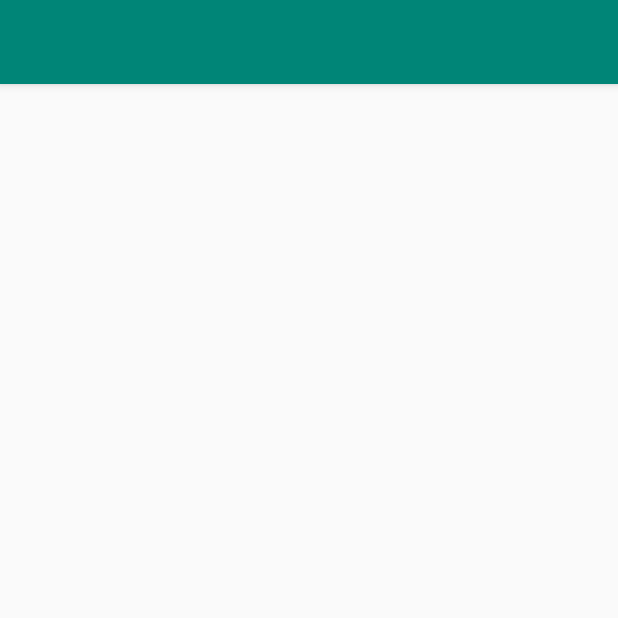
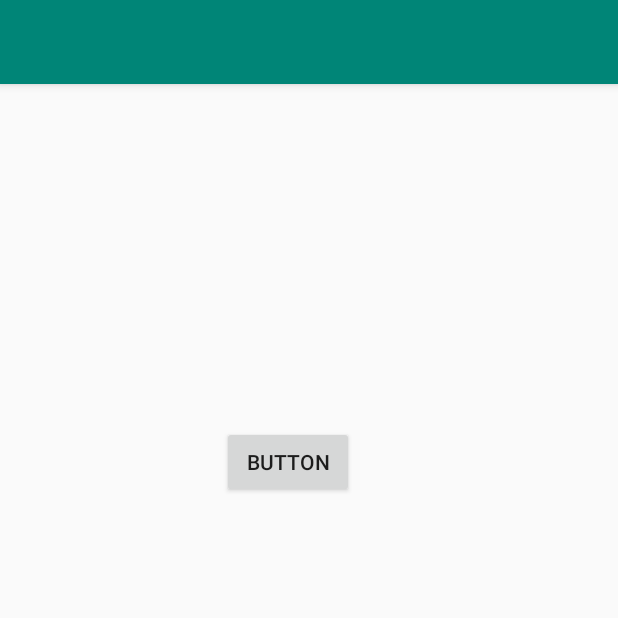
Before and after one commit to byGranizo/Reproductor-de-Musica, an Android app: the screen it shows after launch (MainActivity), on a phone screen of 412 x 824 dp, the top half of it. Run offline under Robolectric (Android 15) with nearby library versions, the phone set to English and light mode, and no system bars.

Commit message:
Primer paso, reproductor

```diff
--- a/app/src/main/java/com/example/bygra/reproductordemusica/MainActivity.java
+++ b/app/src/main/java/com/example/bygra/reproductordemusica/MainActivity.java
@@ -1,8 +1,11 @@
 package com.example.bygra.reproductordemusica;
 
+import android.content.Intent;
 import android.media.MediaPlayer;
 import android.support.v7.app.AppCompatActivity;
 import android.os.Bundle;
+import android.view.View;
+import android.widget.Button;
 
 import java.io.File;
 import java.util.ArrayList;
@@ -11,8 +14,8 @@ import static android.os.Environment.getExternalStorageDirectory;
 
 public class MainActivity extends AppCompatActivity {
 
-    MediaPlayer mpCancion;
-    ArrayList<MediaPlayer> mpList = new ArrayList<>();
+    Button bt;
+
     @Override
     protected void onCreate(Bundle savedInstanceState) {
         super.onCreate(savedInstanceState);
@@ -22,7 +25,14 @@ public class MainActivity extends AppCompatActivity {
         File carpetaMusica = new File(getExternalStorageDirectory(), "musica");
         carpetaMusica.mkdirs();
 
+        bt = findViewById(R.id.bt);
+
+    }
+
+    public void goTo (View v){
+        Intent i = new Intent(this,Reproductor.class);
+        startActivity(i);;
+    }
 
 
-    }
 }
--- a/app/src/main/res/layout/activity_main.xml
+++ b/app/src/main/res/layout/activity_main.xml
@@ -6,4 +6,14 @@
     android:layout_height="match_parent"
     tools:context=".MainActivity">
 
+    <Button
+        android:id="@+id/bt"
+        android:layout_width="wrap_content"
+        android:layout_height="wrap_content"
+        android:layout_marginStart="148dp"
+        android:layout_marginTop="228dp"
+        android:onClick="goTo"
+        android:text="Button"
+        app:layout_constraintStart_toStartOf="parent"
+        app:layout_constraintTop_toTopOf="parent" />
 </android.support.constraint.ConstraintLayout>
--- a/app/src/main/res/layout/activity_reproductor.xml
+++ b/app/src/main/res/layout/activity_reproductor.xml
@@ -43,7 +43,7 @@
         android:layout_marginStart="8dp"
         android:layout_marginTop="50dp"
         android:layout_marginEnd="8dp"
-        android:background="@android:drawable/btn_star_big_on"
+        android:background="@drawable/play"
         android:onClick="playPause"
         app:layout_constraintEnd_toStartOf="@+id/btAdelante"
         app:layout_constraintStart_toEndOf="@+id/btAtras"
```
Also changed, not shown: app/src/main/java/com/example/bygra/reproductordemusica/Reproductor.java (+13 -5 lines).
